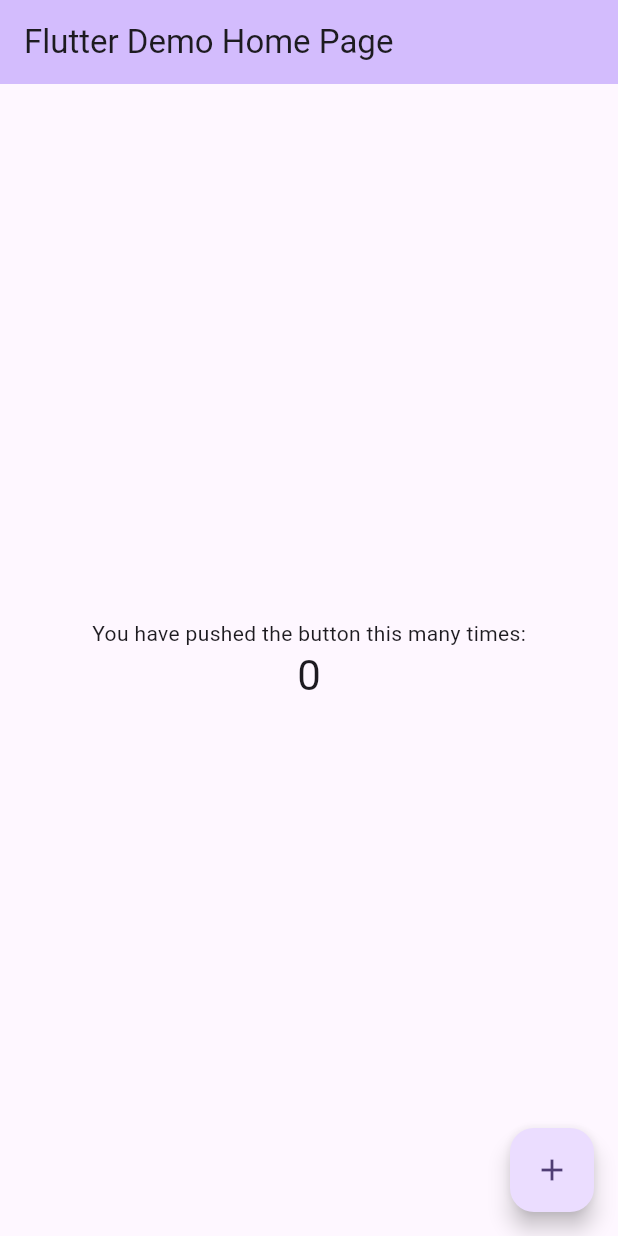
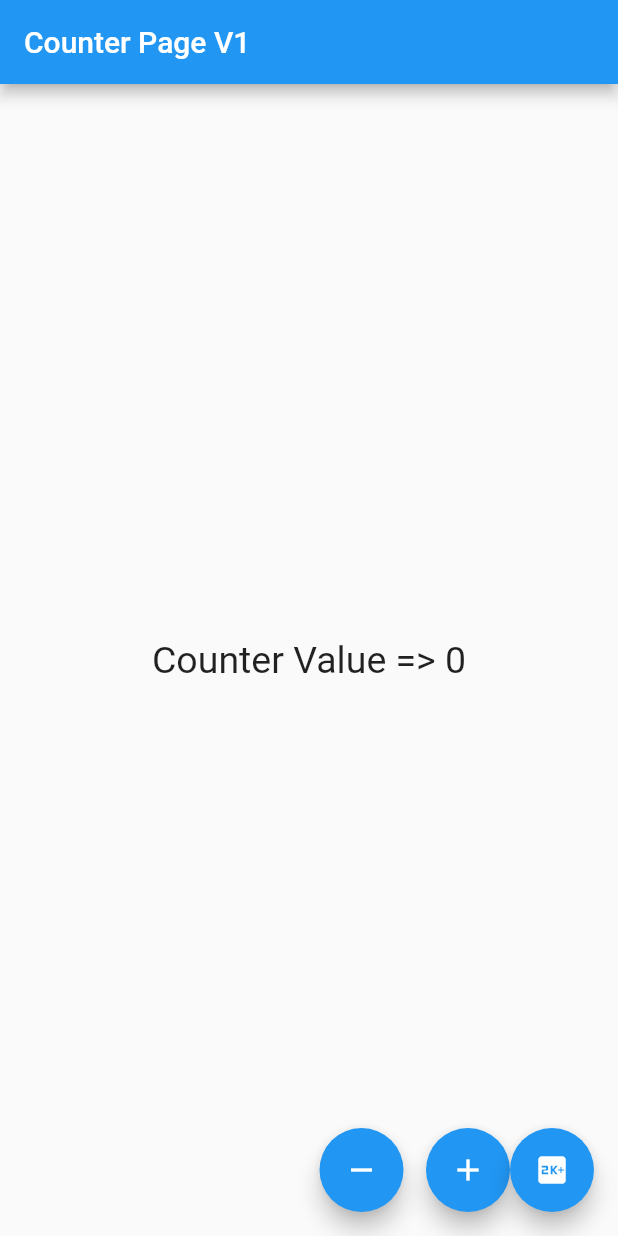
Before and after one commit to mdidech/flutter_state_managment_bloc, a Flutter app: the screen it shows after launch, on a phone screen of 412 x 824 dp. Run offline on Flutter 3.47's test engine with Material 2 defaults, Android fonts, the phone set to English and light mode, and no system bars; our stand-ins replace bloc, flutter_bloc.

Commit message:
use Bloc state management

```diff
--- /dev/null
+++ b/lib/Counter.page.bloc.dart
@@ -0,0 +1,73 @@
+import "package:flutter/material.dart";
+import "package:flutter_bloc/flutter_bloc.dart";
+import "package:flutter_state_managment_bloc/bloc/counter.bloc.dart";
+
+class CounterPageBloc extends StatelessWidget {
+  int counter = 0;
+  CounterPageBloc({super.key});
+
+  @override
+  Widget build(BuildContext context) {
+    return Scaffold(
+      appBar: AppBar(
+        title: const Text('Counter Page V1'),
+      ),
+      body: Center(
+        child: BlocBuilder<CounterBloc, CounterState>(
+          builder: (context, state) {
+            if (state is CounterSuccessState || state is InitialState) {
+              return Text(
+                "Counter Value => ${state.counter}",
+                style: TextStyle(fontSize: 25),
+              );
+            } else if (state is CounterErrorState) {
+              return Column(
+                mainAxisAlignment: MainAxisAlignment.center,
+                crossAxisAlignment: CrossAxisAlignment.center,
+                children: [
+                  Text(
+                    "Counter Value => ${state.counter}",
+                    style: TextStyle(fontSize: 25, color: Colors.red),
+                  ),
+                  Text(
+                    "${state.errorMessage}",
+                    style: TextStyle(fontSize: 25, color: Colors.red),
+                  )
+                ],
+              );
+            } else {
+              return Container();
+            }
+          },
+        ),
+      ),
+      floatingActionButton: Row(
+        mainAxisAlignment: MainAxisAlignment.end,
+        crossAxisAlignment: CrossAxisAlignment.end,
+        children: [
+          FloatingActionButton(
+            onPressed: () {
+              context.read<CounterBloc>().add(DecrementCounterEvent());
+            },
+            child: const Icon(Icons.remove),
+          ),
+          const SizedBox(
+            width: 15,
+          ),
+          FloatingActionButton(
+            onPressed: () {
+              context.read<CounterBloc>().add(IncrementCounterEvent());
+            },
+            child: const Icon(Icons.add),
+          ),
+          FloatingActionButton(
+            onPressed: () {
+              context.read<CounterBloc>().add(AddValueToCounterValue(value: 2));
+            },
+            child: const Icon(Icons.two_k_plus),
+          ),
+        ],
+      ),
+    );
+  }
+}
--- /dev/null
+++ b/lib/bloc/counter.bloc.dart
@@ -0,0 +1,63 @@
+import 'package:bloc/bloc.dart';
+
+abstract class CounterEvent {}
+
+class IncrementCounterEvent extends CounterEvent {}
+
+class DecrementCounterEvent extends CounterEvent {}
+
+class AddValueToCounterValue extends CounterEvent {
+  int value;
+
+  AddValueToCounterValue({required this.value});
+}
+
+abstract class CounterState {
+  final int counter;
+  CounterState({required this.counter});
+}
+
+class CounterSuccessState extends CounterState {
+  CounterSuccessState({required super.counter});
+}
+
+class CounterErrorState extends CounterState {
+  final String errorMessage;
+  CounterErrorState({required super.counter, required this.errorMessage});
+}
+
+class InitialState extends CounterState {
+  InitialState() : super(counter: 0);
+}
+
+class CounterBloc extends Bloc<CounterEvent, CounterState> {
+  CounterBloc() : super(InitialState()) {
+    on((IncrementCounterEvent event, emit) {
+      if (state.counter < 10) {
+        emit(CounterSuccessState(counter: state.counter + 1));
+      } else {
+        emit(CounterErrorState(
+            counter: state.counter,
+            errorMessage: "The counter value can not exceed 10"));
+      }
+    });
+    on((DecrementCounterEvent event, emit) {
+      if (state.counter > 0) {
+        emit(CounterSuccessState(counter: state.counter - 1));
+      } else {
+        emit(CounterErrorState(
+            counter: state.counter,
+            errorMessage: "The counter can not be less than 0"));
+      }
+    });
+    on((AddValueToCounterValue event, emit) {
+      if (state.counter < 10 - event.value) {
+        emit(CounterSuccessState(counter: state.counter + event.value));
+      } else {
+        emit(CounterErrorState(
+            counter: state.counter,
+            errorMessage: "The counter can not be less than 0"));
+      }
+    });
+  }
+}
--- a/lib/main.dart
+++ b/lib/main.dart
@@ -1,125 +1,26 @@
-import 'package:flutter/material.dart';
+import "package:flutter/material.dart";
+import "package:flutter_bloc/flutter_bloc.dart";
+import "package:flutter_state_managment_bloc/Counter.page.bloc.dart";
+import "package:flutter_state_managment_bloc/Counter.page.stateful.dart";
+import "package:flutter_state_managment_bloc/bloc/counter.bloc.dart";
+// import "package:flutter_state_managment_bloc/Counter.page.stateless.dart";
 
 void main() {
-  runApp(const MyApp());
+  runApp(MyCounterApp());
 }
 
-class MyApp extends StatelessWidget {
-  const MyApp({super.key});
+class MyCounterApp extends StatelessWidget {
+  const MyCounterApp({super.key});
 
-  // This widget is the root of your application.
   @override
   Widget build(BuildContext context) {
-    return MaterialApp(
-      title: 'Flutter Demo',
-      theme: ThemeData(
-        // This is the theme of your application.
-        //
-        // TRY THIS: Try running your application with "flutter run". You'll see
-        // the application has a blue toolbar. Then, without quitting the app,
-        // try changing the seedColor in the colorScheme below to Colors.green
-        // and then invoke "hot reload" (save your changes or press the "hot
-        // reload" button in a Flutter-supported IDE, or press "r" if you used
-        // the command line to start the app).
-        //
-        // Notice that the counter didn't reset back to zero; the application
-        // state is not lost during the reload. To reset the state, use hot
-        // restart instead.
-        //
-        // This works for code too, not just values: Most code changes can be
-        // tested with just a hot reload.
-        colorScheme: ColorScheme.fromSeed(seedColor: Colors.deepPurple),
-        useMaterial3: true,
+    return MultiBlocProvider(
+      providers: [BlocProvider(create: (context) => CounterBloc())],
+      child: MaterialApp(
+        routes: {
+          "/": (context) => CounterPageBloc(),
+        },
       ),
-      home: const MyHomePage(title: 'Flutter Demo Home Page'),
     );
   }
 }
-
-class MyHomePage extends StatefulWidget {
-  const MyHomePage({super.key, required this.title});
-
-  // This widget is the home page of your application. It is stateful, meaning
-  // that it has a State object (defined below) that contains fields that affect
-  // how it looks.
-
-  // This class is the configuration for the state. It holds the values (in this
-  // case the title) provided by the parent (in this case the App widget) and
-  // used by the build method of the State. Fields in a Widget subclass are
-  // always marked "final".
-
-  final String title;
-
-  @override
-  State<MyHomePage> createState() => _MyHomePageState();
-}
-
-class _MyHomePageState extends State<MyHomePage> {
-  int _counter = 0;
-
-  void _incrementCounter() {
-    setState(() {
-      // This call to setState tells the Flutter framework that something has
-      // changed in this State, which causes it to rerun the build method below
-      // so that the display can reflect the updated values. If we changed
-      // _counter without calling setState(), then the build method would not be
-      // called again, and so nothing would appear to happen.
-      _counter++;
-    });
-  }
-
-  @override
-  Widget build(BuildContext context) {
-    // This method is rerun every time setState is called, for instance as done
-    // by the _incrementCounter method above.
-    //
-    // The Flutter framework has been optimized to make rerunning build methods
-    // fast, so that you can just rebuild anything that needs updating rather
-    // than having to individually change instances of widgets.
-    return Scaffold(
-      appBar: AppBar(
-        // TRY THIS: Try changing the color here to a specific color (to
-        // Colors.amber, perhaps?) and trigger a hot reload to see the AppBar
-        // change color while the other colors stay the same.
-        backgroundColor: Theme.of(context).colorScheme.inversePrimary,
-        // Here we take the value from the MyHomePage object that was created by
-        // the App.build method, and use it to set our appbar title.
-        title: Text(widget.title),
-      ),
-      body: Center(
-        // Center is a layout widget. It takes a single child and positions it
-        // in the middle of the parent.
-        child: Column(
-          // Column is also a layout widget. It takes a list of children and
-          // arranges them vertically. By default, it sizes itself to fit its
-          // children horizontally, and tries to be as tall as its parent.
-          //
-          // Column has various properties to control how it sizes itself and
-          // how it positions its children. Here we use mainAxisAlignment to
-          // center the children vertically; the main axis here is the vertical
-          // axis because Columns are vertical (the cross axis would be
-          // horizontal).
-          //
-          // TRY THIS: Invoke "debug painting" (choose the "Toggle Debug Paint"
-          // action in the IDE, or press "p" in the console), to see the
-          // wireframe for each widget.
-          mainAxisAlignment: MainAxisAlignment.center,
-          children: <Widget>[
-            const Text(
-              'You have pushed the button this many times:',
-            ),
-            Text(
-              '$_counter',
-              style: Theme.of(context).textTheme.headlineMedium,
-            ),
-          ],
-        ),
-      ),
-      floatingActionButton: FloatingActionButton(
-        onPressed: _incrementCounter,
-        tooltip: 'Increment',
-        child: const Icon(Icons.add),
-      ), // This trailing comma makes auto-formatting nicer for build methods.
-    );
-  }
-}
--- a/pubspec.yaml
+++ b/pubspec.yaml
@@ -28,9 +28,10 @@ environment:
 # the latest version available on pub.dev. To see which dependencies have newer
 # versions available, run `flutter pub outdated`.
 dependencies:
+  bloc:
+  flutter_bloc:
   flutter:
     sdk: flutter
-
 
   # The following adds the Cupertino Icons font to your application.
   # Use with the CupertinoIcons class for iOS style icons.
@@ -52,7 +53,6 @@ dev_dependencies:
 
 # The following section is specific to Flutter packages.
 flutter:
-
   # The following line ensures that the Material Icons font is
   # included with your application, so that you can use the icons in
   # the material Icons class.
```
Also changed, not shown: lib/Counter.page.stateful.dart (added, +51 -0 lines), lib/Counter.page.stateless.dart (added, +41 -0 lines), pubspec.lock, 1 other file.
